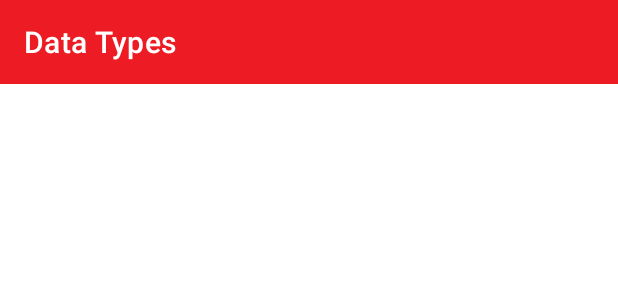
After one commit to pratik-kate/Java-Code, an Android app: the layout activity_datatypes.xml on its own in the app's theme, with its tools: preview values and no code run, on a phone screen of 412 x 824 dp. The commit adds this screen. Shown: the top 300 px of the screen. Run offline under Robolectric (Android 15) with nearby library versions, the phone set to English and light mode, and no system bars; Roboto replaces fonts that are not available here.

Commit message:
Topics/DataTypes (1)

```diff
--- a/app/src/main/AndroidManifest.xml
+++ b/app/src/main/AndroidManifest.xml
@@ -9,7 +9,8 @@
         android:roundIcon="@mipmap/ic_launcher_round"
         android:supportsRtl="true"
         android:theme="@style/Theme.CodeJava">
-        <activity android:name=".topics.HelloworldActivity"></activity>
+        <activity android:name=".topics.DatatypesActivity"></activity>
+        <activity android:name=".topics.HelloworldActivity" />
         <activity android:name=".topics.SetupActivity" />
         <activity android:name=".topics.IntroActivity" />
         <activity android:name=".SplashScreen">
--- a/app/src/main/java/com/pratikcodes/codejava/adapters/TopicsAdapter.java
+++ b/app/src/main/java/com/pratikcodes/codejava/adapters/TopicsAdapter.java
@@ -14,6 +14,7 @@ import androidx.recyclerview.widget.RecyclerView;
 import com.pratikcodes.codejava.MainActivity;
 import com.pratikcodes.codejava.R;
 import com.pratikcodes.codejava.models.TopicsModel;
+import com.pratikcodes.codejava.topics.DatatypesActivity;
 import com.pratikcodes.codejava.topics.HelloworldActivity;
 import com.pratikcodes.codejava.topics.IntroActivity;
 import com.pratikcodes.codejava.topics.SetupActivity;
@@ -66,6 +67,9 @@ public class TopicsAdapter extends RecyclerView.Adapter<TopicsAdapter.viewHolder
                 case 2:
                     intent = new Intent(context, HelloworldActivity.class);
                     break;
+                case 3:
+                    intent = new Intent(context, DatatypesActivity.class);
+                    break;
                 default:
                     intent = new Intent(context, MainActivity.class);
                     break;
--- a/app/src/main/java/com/pratikcodes/codejava/topics/SetupActivity.java
+++ b/app/src/main/java/com/pratikcodes/codejava/topics/SetupActivity.java
@@ -1,6 +1,7 @@
 package com.pratikcodes.codejava.topics;
 
 import androidx.appcompat.app.AppCompatActivity;
+import androidx.appcompat.widget.Toolbar;
 
 import android.os.Bundle;
 
@@ -8,9 +9,12 @@ import com.pratikcodes.codejava.R;
 
 public class SetupActivity extends AppCompatActivity {
 
+    Toolbar tool;
     @Override
     protected void onCreate(Bundle savedInstanceState) {
         super.onCreate(savedInstanceState);
         setContentView(R.layout.activity_setup);
+        tool = findViewById(R.id.toolbar3);
+        setSupportActionBar(tool);
     }
 }
--- /dev/null
+++ b/app/src/main/res/layout/activity_datatypes.xml
@@ -0,0 +1,36 @@
+<?xml version="1.0" encoding="utf-8"?>
+<androidx.constraintlayout.widget.ConstraintLayout xmlns:android="http://schemas.android.com/apk/res/android"
+    xmlns:app="http://schemas.android.com/apk/res-auto"
+    xmlns:tools="http://schemas.android.com/tools"
+    android:layout_width="match_parent"
+    android:layout_height="match_parent"
+    android:background="#FFFFFF"
+    tools:context=".topics.DatatypesActivity">
+
+    <androidx.appcompat.widget.Toolbar
+        android:id="@+id/toolbar4"
+        android:layout_width="match_parent"
+        android:layout_height="wrap_content"
+        android:background="?attr/colorPrimary"
+        android:minHeight="?attr/actionBarSize"
+        android:theme="?attr/actionBarTheme"
+        app:layout_constraintEnd_toEndOf="parent"
+        app:layout_constraintStart_toStartOf="parent"
+        app:layout_constraintTop_toTopOf="parent"
+        app:title="Data Types"
+        app:titleTextColor="#FFFFFF" />
+
+    <ScrollView
+        android:layout_width="match_parent"
+        android:layout_height="0dp"
+        app:layout_constraintBottom_toBottomOf="parent"
+        app:layout_constraintEnd_toEndOf="parent"
+        app:layout_constraintStart_toStartOf="parent"
+        app:layout_constraintTop_toBottomOf="@+id/toolbar4">
+
+        <LinearLayout
+            android:layout_width="match_parent"
+            android:layout_height="wrap_content"
+            android:orientation="vertical" />
+    </ScrollView>
+</androidx.constraintlayout.widget.ConstraintLayout>
```
Also changed, not shown: app/src/main/java/com/pratikcodes/codejava/topics/DatatypesActivity.java (renamed from build.gradle, +16 -21 lines), app/src/main/res/layout/activity_helloworld.xml (+16 -2 lines), app/src/main/res/layout/activity_setup.xml (+15 -2 lines).
